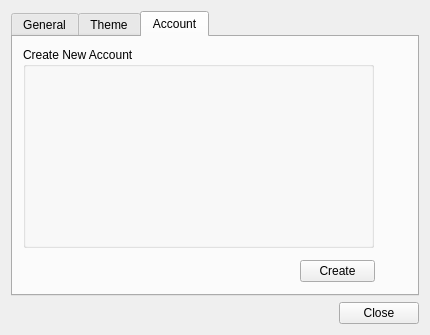
Before: the Qt Designer form assets/ui/prefs.ui in hspitzle/project-hermes, drawn with Qt 5.
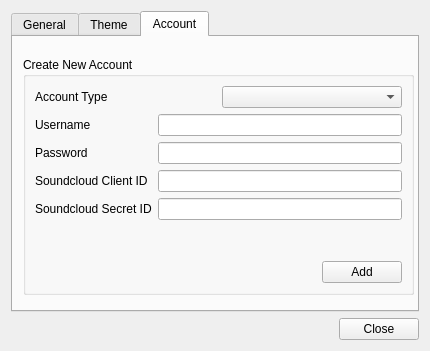
After: the same form once the commit is applied. The open tabs and pages were chosen to show the change.

Commit message: log in to one account at a time. better encryption

Patch:
```diff
--- a/assets/ui/prefs.ui
+++ b/assets/ui/prefs.ui
@@ -10,7 +10,7 @@
     <x>0</x>
     <y>0</y>
     <width>430</width>
-    <height>335</height>
+    <height>351</height>
    </rect>
   </property>
   <property name="sizePolicy">
@@ -166,31 +166,130 @@
       <attribute name="title">
        <string>Account</string>
       </attribute>
-      <widget class="QPushButton" name="pushButton">
-       <property name="geometry">
-        <rect>
-         <x>287</x>
-         <y>223</y>
-         <width>75</width>
-         <height>22</height>
-        </rect>
-       </property>
-       <property name="text">
-        <string>Create</string>
-       </property>
-      </widget>
-      <widget class="QGroupBox" name="groupBox">
+      <widget class="QGroupBox" name="groupBox_3">
        <property name="geometry">
         <rect>
          <x>10</x>
-         <y>10</y>
-         <width>351</width>
-         <height>201</height>
+         <y>20</y>
+         <width>391</width>
+         <height>238</height>
         </rect>
        </property>
+       <property name="font">
+        <font>
+         <underline>false</underline>
+        </font>
+       </property>
        <property name="title">
         <string>Create New Account</string>
        </property>
+       <layout class="QVBoxLayout" name="verticalLayout_5">
+        <item>
+         <layout class="QVBoxLayout" name="verticalLayout_6">
+          <item>
+           <layout class="QHBoxLayout" name="horizontalLayout_4">
+            <item>
+             <layout class="QHBoxLayout" name="horizontalLayout_6">
+              <item>
+               <widget class="QLabel" name="label_5">
+                <property name="text">
+                 <string>Account Type</string>
+                </property>
+               </widget>
+              </item>
+              <item>
+               <widget class="QComboBox" name="srcComboBox"/>
+              </item>
+             </layout>
+            </item>
+           </layout>
+          </item>
+          <item>
+           <layout class="QFormLayout" name="formLayout_2">
+            <item row="0" column="0">
+             <widget class="QLabel" name="label_8">
+              <property name="text">
+               <string>Username</string>
+              </property>
+             </widget>
+            </item>
+            <item row="0" column="1">
+             <widget class="QLineEdit" name="usernameEdit"/>
+            </item>
+            <item row="1" column="0">
+             <widget class="QLabel" name="label_9">
+              <property name="text">
+               <string>Password</string>
+              </property>
+             </widget>
+            </item>
+            <item row="1" column="1">
+             <widget class="QLineEdit" name="passwordEdit">
+              <property name="text">
+               <string/>
+              </property>
+             </widget>
+            </item>
+            <item row="2" column="0">
+             <widget class="QLabel" name="label_10">
+              <property name="text">
+               <string>Soundcloud Client ID</string>
+              </property>
+             </widget>
+            </item>
+            <item row="2" column="1">
+             <widget class="QLineEdit" name="s_clientEdit">
+              <property name="text">
+               <string/>
+              </property>
+             </widget>
+            </item>
+            <item row="3" column="0">
+             <widget class="QLabel" name="label_11">
+              <property name="text">
+               <string>Soundcloud Secret ID</string>
+              </property>
+             </widget>
+            </item>
+            <item row="3" column="1">
+             <widget class="QLineEdit" name="s_secretEdit">
+              <property name="autoFillBackground">
+               <bool>false</bool>
+              </property>
+              <property name="text">
+               <string/>
+              </property>
+             </widget>
+            </item>
+           </layout>
+          </item>
+         </layout>
+        </item>
+        <item>
+         <layout class="QHBoxLayout" name="horizontalLayout_7">
+          <item>
+           <spacer name="horizontalSpacer_3">
+            <property name="orientation">
+             <enum>Qt::Horizontal</enum>
+            </property>
+            <property name="sizeHint" stdset="0">
+             <size>
+              <width>40</width>
+              <height>20</height>
+             </size>
+            </property>
+           </spacer>
+          </item>
+          <item>
+           <widget class="QPushButton" name="addButton">
+            <property name="text">
+             <string>Add</string>
+            </property>
+           </widget>
+          </item>
+         </layout>
+        </item>
+       </layout>
       </widget>
      </widget>
     </widget>
```
Left out of the diff: 2 changed lines with no effect on the pictures. The commit also changes 8 other files.
